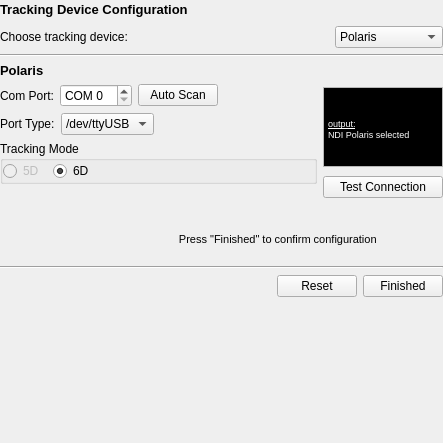
First picture: the form in Modules/IGTUI/Qmitk/QmitkTrackingDeviceConfigurationWidgetControls.ui, repository MITK/MITK, before the edit.
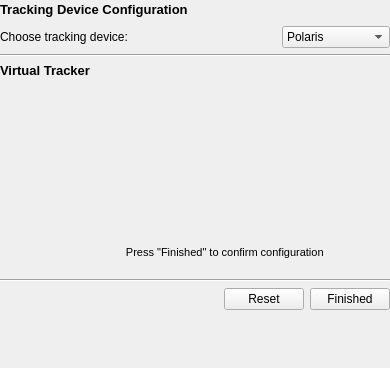
Second picture: the form after the edit. The open tabs and pages were chosen to show the change.

Commit message: Integrated virtual tracker into UI of tracking toolbox: seems to work

The edit to the form file:
```diff
--- a/Modules/IGTUI/Qmitk/QmitkTrackingDeviceConfigurationWidgetControls.ui
+++ b/Modules/IGTUI/Qmitk/QmitkTrackingDeviceConfigurationWidgetControls.ui
@@ -6,8 +6,8 @@
    <rect>
     <x>0</x>
     <y>0</y>
-    <width>443</width>
-    <height>443</height>
+    <width>390</width>
+    <height>368</height>
    </rect>
   </property>
   <property name="sizePolicy">
@@ -320,7 +320,7 @@
                     <string>&lt;!DOCTYPE HTML PUBLIC &quot;-//W3C//DTD HTML 4.0//EN&quot; &quot;http://www.w3.org/TR/REC-html40/strict.dtd&quot;&gt;
 &lt;html&gt;&lt;head&gt;&lt;meta name=&quot;qrichtext&quot; content=&quot;1&quot; /&gt;&lt;style type=&quot;text/css&quot;&gt;
 p, li { white-space: pre-wrap; }
-&lt;/style&gt;&lt;/head&gt;&lt;body style=&quot; font-family:'MS Shell Dlg 2'; font-size:7.8pt; font-weight:400; font-style:normal;&quot; bgcolor=&quot;#000000&quot;&gt;
+&lt;/style&gt;&lt;/head&gt;&lt;body style=&quot; font-family:'MS Shell Dlg 2'; font-size:8.25pt; font-weight:400; font-style:normal;&quot; bgcolor=&quot;#000000&quot;&gt;
 &lt;p style=&quot; margin-top:0px; margin-bottom:0px; margin-left:0px; margin-right:0px; -qt-block-indent:0; text-indent:0px;&quot;&gt;&lt;span style=&quot; font-size:8pt;&quot;&gt;                                      &lt;/span&gt;&lt;/p&gt;
 &lt;p style=&quot; margin-top:0px; margin-bottom:0px; margin-left:0px; margin-right:0px; -qt-block-indent:0; text-indent:0px;&quot;&gt;&lt;span style=&quot; font-size:8pt;&quot;&gt;                                      &lt;/span&gt;&lt;/p&gt;
 &lt;p style=&quot; margin-top:0px; margin-bottom:0px; margin-left:0px; margin-right:0px; -qt-block-indent:0; text-indent:0px;&quot;&gt;&lt;span style=&quot; font-size:7pt; text-decoration: underline; color:#ffffff;&quot;&gt;output:&lt;/span&gt;&lt;span style=&quot; font-size:8pt;&quot;&gt;                                      &lt;/span&gt;&lt;/p&gt;
@@ -878,6 +878,40 @@
              </item>
             </layout>
            </widget>
+           <widget class="QWidget" name="page_4">
+            <layout class="QVBoxLayout" name="verticalLayout_22">
+             <item>
+              <widget class="QLabel" name="Optitrack_label_2">
+               <property name="sizePolicy">
+                <sizepolicy hsizetype="Preferred" vsizetype="Preferred">
+                 <horstretch>0</horstretch>
+                 <verstretch>0</verstretch>
+                </sizepolicy>
+               </property>
+               <property name="text">
+                <string>&lt;!DOCTYPE HTML PUBLIC &quot;-//W3C//DTD HTML 4.0//EN&quot; &quot;http://www.w3.org/TR/REC-html40/strict.dtd&quot;&gt;
+&lt;html&gt;&lt;head&gt;&lt;meta name=&quot;qrichtext&quot; content=&quot;1&quot; /&gt;&lt;style type=&quot;text/css&quot;&gt;
+p, li { white-space: pre-wrap; }
+&lt;/style&gt;&lt;/head&gt;&lt;body style=&quot; font-family:'MS Shell Dlg 2'; font-size:8.25pt; font-weight:400; font-style:normal;&quot;&gt;
+&lt;p style=&quot; margin-top:0px; margin-bottom:0px; margin-left:0px; margin-right:0px; -qt-block-indent:0; text-indent:0px;&quot;&gt;&lt;span style=&quot; font-size:10pt; font-weight:600;&quot;&gt;Virtual Tracker&lt;/span&gt;&lt;/p&gt;&lt;/body&gt;&lt;/html&gt;</string>
+               </property>
+              </widget>
+             </item>
+             <item>
+              <spacer name="verticalSpacer_9">
+               <property name="orientation">
+                <enum>Qt::Vertical</enum>
+               </property>
+               <property name="sizeHint" stdset="0">
+                <size>
+                 <width>20</width>
+                 <height>136</height>
+                </size>
+               </property>
+              </spacer>
+             </item>
+            </layout>
+           </widget>
           </widget>
          </item>
          <item>
```
Left out of the diff: 15 changed lines with no effect on the pictures. The commit also changes 3 other files.
